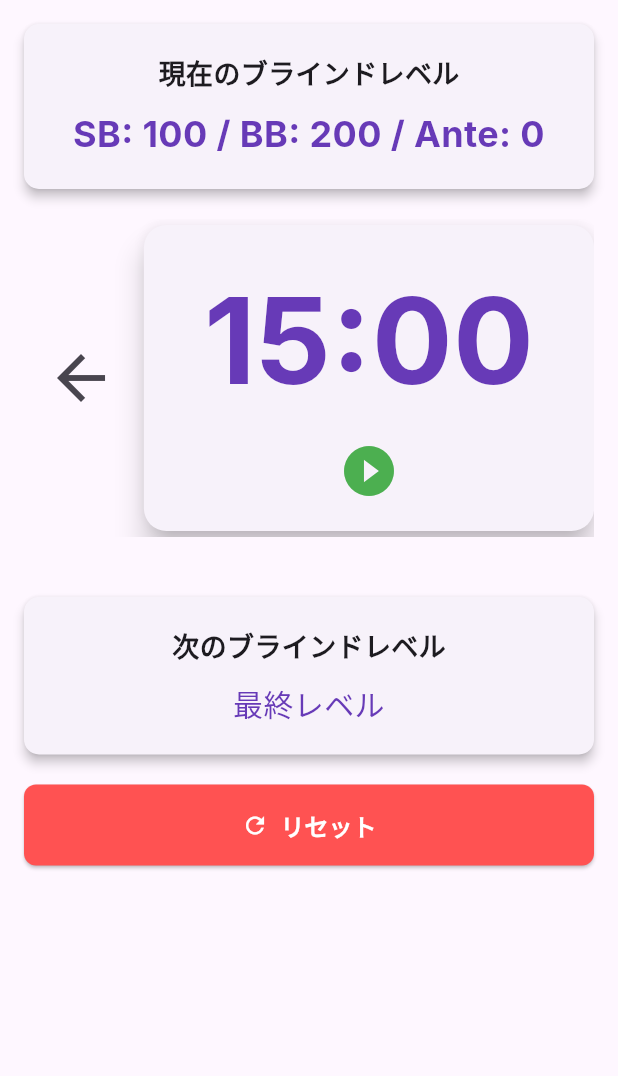
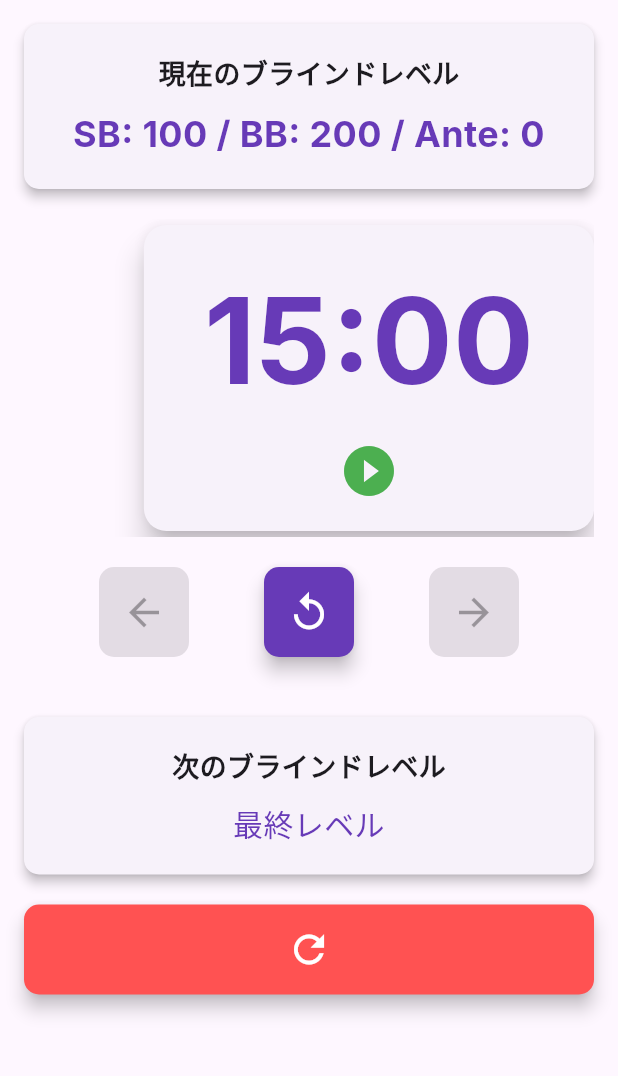
Before and after one commit to Kujo-n/Porker-Timer, a Flutter app: the screen it shows after launch, on a phone screen of 412 x 824 dp, the part 84-1160 px from its top. Run offline on Flutter 3.47's test engine with Material 3 defaults, Android fonts, the light colour scheme and no system bars; our stand-ins replace audioplayers, file_picker, shared_preferences; Roboto replaces fonts that are missing (Inter); statements that could not run were skipped.

Commit message:
- ブラインド内でのリセット機能を追加 - ボタン配置の変更

```diff
--- a/lib/screens/home_screen.dart
+++ b/lib/screens/home_screen.dart
@@ -11,7 +11,7 @@ class HomeScreen extends StatelessWidget {
   const HomeScreen({super.key});
 
   // コンテンツの推奨最小幅を定義
-  static const double kMinContentWidth = 460.0; // 最小幅を410.0に設定
+  static const double kMinContentWidth = 460.0; // 最小幅を460.0に設定
 
   @override
   Widget build(BuildContext context) {
@@ -50,19 +50,8 @@ class HomeScreen extends StatelessWidget {
               // 利用可能な幅が推奨最小幅より小さいか判定
               final bool needsHorizontalScroll = constraints.maxWidth < kMinContentWidth;
 
-              // タイマー表示エリアと操作ボタンのRowウィジェット
-              Widget timerAndButtonsContent = Row(
-                mainAxisAlignment: MainAxisAlignment.spaceEvenly,
-                children: [
-                  // 戻るボタン
-                  IconButton(
-                    icon: const Icon(Icons.arrow_back, size: 48),
-                    onPressed: () => timerService.previousLevel(logService, audioService),
-                    tooltip: '前のレベルに戻る',
-                  ),
-
-                  // タイマー表示 (開始/一時停止切り替え)
-                  GestureDetector(
+              // タイマー表示エリア (開始/一時停止切り替え)
+              Widget timerDisplayContent = GestureDetector(
                 onTap: () {
                   if (timerService.isRunning) {
                     timerService.pauseTimer(logService);
@@ -92,30 +81,19 @@ class HomeScreen extends StatelessWidget {
                     ),
                   ),
                 ),
-                  ),
-
-                  // 進むボタン (スキップ)
-                  IconButton(
-                    icon: const Icon(Icons.arrow_forward, size: 48),
-                    onPressed: () => timerService.skipLevel(logService, audioService),
-                    tooltip: '次のレベルに進む',
-                  ),
-                ],
               );
 
               // 必要に応じて水平スクロール可能なウィジェットでラップ
               if (needsHorizontalScroll) {
-                // SingleChildScrollViewでラップし、SizedBoxで最小幅を確保
-                timerAndButtonsContent = SingleChildScrollView(
+                timerDisplayContent = SingleChildScrollView(
                   scrollDirection: Axis.horizontal,
                   child: SizedBox(
                     width: kMinContentWidth, // 最小幅を適用
-                    child: timerAndButtonsContent,
+                    child: Center(child: timerDisplayContent), // 中央に配置
                   ),
                 );
               } else {
-                // スクロールが不要な場合は中央に配置
-                timerAndButtonsContent = Center(child: timerAndButtonsContent);
+                timerDisplayContent = Center(child: timerDisplayContent);
               }
 
               return SingleChildScrollView( // 全体を垂直スクロール可能にする (コンテンツが縦に長くなった場合のため)
@@ -149,9 +127,38 @@ class HomeScreen extends StatelessWidget {
                         ),
                       ),
 
-                      // タイマー表示エリアと操作ボタン (条件付きスクロールまたは中央配置)
-                      timerAndButtonsContent,
+                      // タイマー表示エリア (条件付きスクロールまたは中央配置)
+                      timerDisplayContent,
 
+                      const SizedBox(height: 20),
+
+                      // 戻る/ブラインドリセット/進むボタン
+                      Row(
+                        mainAxisAlignment: MainAxisAlignment.spaceEvenly,
+                        children: [
+                          _buildIconButton(
+                            icon: Icons.arrow_back,
+                            onPressed: timerService.currentLevelIndex == 0
+                                ? null
+                                : () => timerService.previousLevel(logService, audioService),
+                            tooltip: '前のレベルに戻る',
+                          ),
+                          _buildIconButton(
+                            icon: Icons.replay, // ブラインドリセットアイコン
+                            onPressed: timerService.currentSettings == null || timerService.currentSettings!.levels.isEmpty
+                                ? null
+                                : () => timerService.resetCurrentLevelTime(logService, audioService), // audioServiceを渡す
+                            tooltip: '現在のレベルの時間をリセット',
+                          ),
+                          _buildIconButton(
+                            icon: Icons.arrow_forward,
+                            onPressed: timerService.nextLevel == null
+                                ? null
+                                : () => timerService.skipLevel(logService, audioService),
+                            tooltip: '次のレベルに進む',
+                          ),
+                        ],
+                      ),
 
                       const SizedBox(height: 20),
 
@@ -183,15 +190,14 @@ class HomeScreen extends StatelessWidget {
 
                       const SizedBox(height: 20),
 
-                      // リセットボタン
-                      ElevatedButton.icon(
-                        onPressed: () => timerService.resetTimer(logService),
-                        icon: const Icon(Icons.refresh),
-                        label: const Text('リセット'),
-                        style: ElevatedButton.styleFrom(
-                          backgroundColor: Colors.redAccent,
-                          foregroundColor: Colors.white,
-                        ),
+                      // トーナメント全体のリセットボタン
+                      _buildIconButton(
+                        icon: Icons.refresh,
+                        onPressed: timerService.currentSettings == null
+                            ? null
+                            : () => timerService.resetTimer(logService),
+                        tooltip: 'トーナメントをリセット',
+                        isPrimary: true, // リセットボタンを目立たせる
                       ),
                     ],
                   ),
@@ -203,4 +209,28 @@ class HomeScreen extends StatelessWidget {
       ),
     );
   }
+
+  // アイコンボタンを生成するヘルパーウィジェット
+  Widget _buildIconButton({
+    required IconData icon,
+    VoidCallback? onPressed,
+    String? tooltip,
+    bool isPrimary = false, // 主要なボタンかどうか
+  }) {
+    return ElevatedButton(
+      onPressed: onPressed,
+      style: ElevatedButton.styleFrom(
+        backgroundColor: onPressed == null
+            ? Colors.grey[700] // 無効な状態の色
+            : isPrimary ? Colors.redAccent : Colors.deepPurple, // 色を調整
+        foregroundColor: Colors.white,
+        padding: const EdgeInsets.all(15), // アイコンのみなのでパディングを調整
+        shape: RoundedRectangleBorder(borderRadius: BorderRadius.circular(10)),
+        elevation: 5,
+        shadowColor: Colors.black,
+        minimumSize: const Size(60, 60), // ボタンの最小サイズを設定
+      ),
+      child: Icon(icon, size: 30), // アイコンサイズを調整
+    );
   }
+}
```
Also changed, not shown: lib/services/timer_service.dart (+30 -1 lines). Lines whose indentation alone changed are shown as unchanged.
